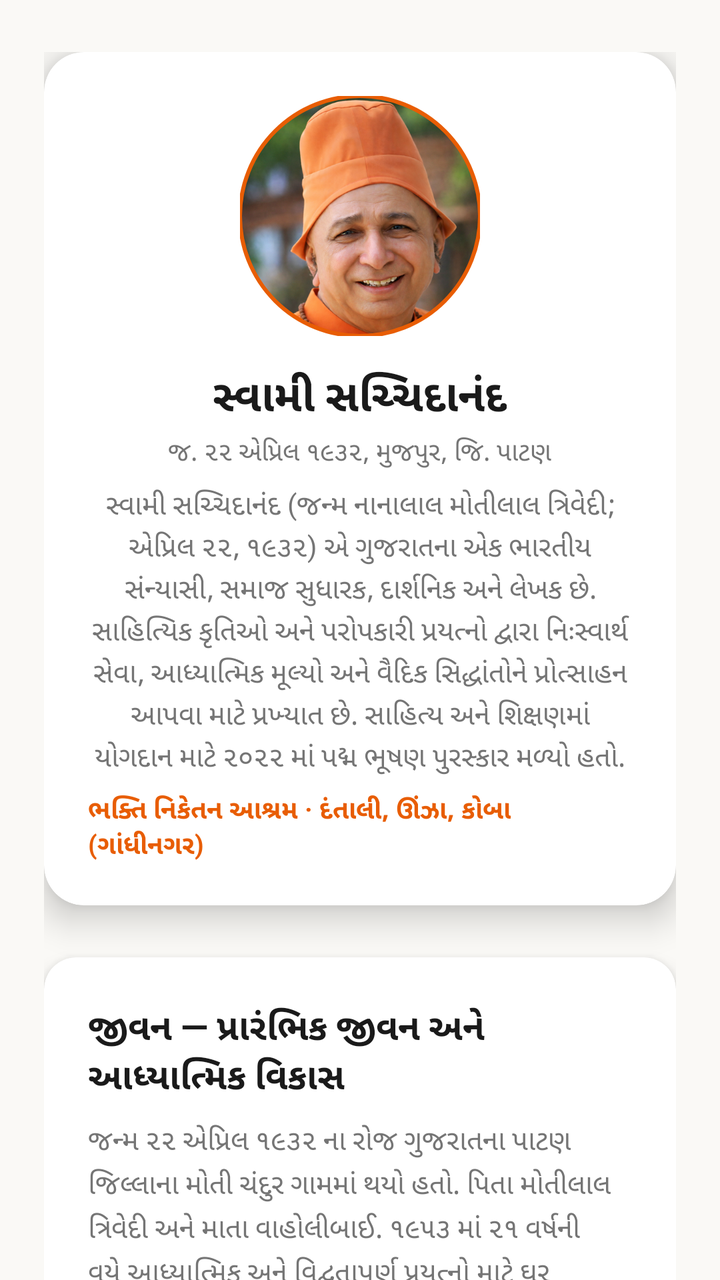
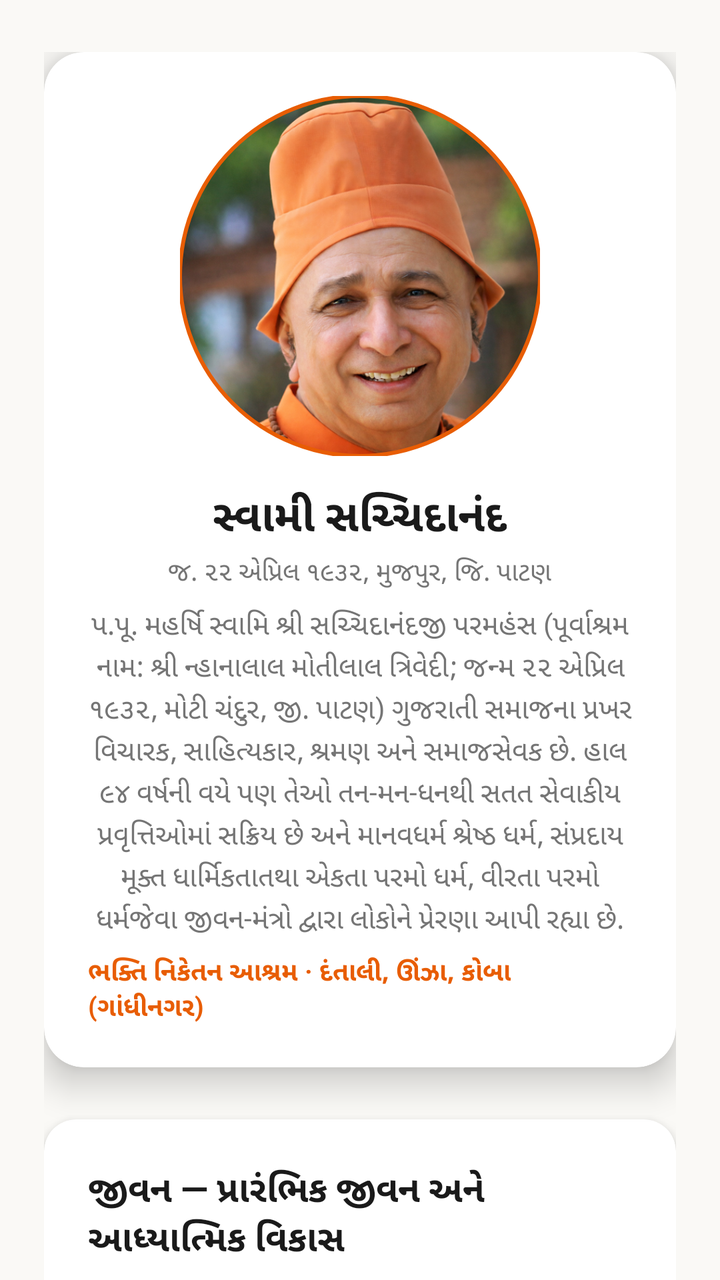

Compare the two renders of this Android layout. The source of the first and the diff that turns it into the second are given below.
<!-- AndroidManifest.xml: application theme Theme.Swami -->
<!-- res/layout/fragment_swami_info.xml -->
<?xml version="1.0" encoding="utf-8"?>
<androidx.core.widget.NestedScrollView xmlns:android="http://schemas.android.com/apk/res/android"
    xmlns:app="http://schemas.android.com/apk/res-auto"
    android:layout_width="match_parent"
    android:layout_height="match_parent"
    android:background="@color/background_light"
    android:fillViewport="true"
    android:overScrollMode="never"
    android:clipToPadding="false"
    android:paddingBottom="80dp">

    <LinearLayout
        android:layout_width="match_parent"
        android:layout_height="wrap_content"
        android:orientation="vertical"
        android:paddingStart="@dimen/spacing_large"
        android:paddingEnd="@dimen/spacing_large"
        android:paddingTop="@dimen/spacing_xlarge"
        android:paddingBottom="@dimen/spacing_xlarge">

        
        <com.google.android.material.card.MaterialCardView
            android:layout_width="match_parent"
            android:layout_height="wrap_content"
            android:layout_marginBottom="@dimen/spacing_xlarge"
            app:cardCornerRadius="20dp"
            app:cardElevation="10dp"
            app:cardBackgroundColor="@android:color/white">

            <LinearLayout
                android:layout_width="match_parent"
                android:layout_height="wrap_content"
                android:orientation="vertical"
                android:padding="@dimen/spacing_large">

                <com.google.android.material.imageview.ShapeableImageView
                    android:layout_width="120dp"
                    android:layout_height="120dp"
                    android:layout_gravity="center_horizontal"
                    android:src="@drawable/swami_avatar"
                    android:scaleType="centerCrop"
                    app:shapeAppearanceOverlay="@style/SwamiAvatarShape"
                    app:strokeColor="@color/deep_saffron"
                    app:strokeWidth="2dp"
                    android:contentDescription="@string/app_name" />

                <TextView
                    android:layout_width="wrap_content"
                    android:layout_height="wrap_content"
                    android:layout_gravity="center_horizontal"
                    android:layout_marginTop="@dimen/spacing_medium"
                    android:text="સ્વામી સચ્ચિદાનંદ"
                    android:textSize="22sp"
                    android:textStyle="bold"
                    android:textColor="?attr/text_primary" />

                <TextView
                    android:layout_width="wrap_content"
                    android:layout_height="wrap_content"
                    android:layout_gravity="center_horizontal"
                    android:layout_marginTop="4dp"
                    android:text="જ. ૨૨ એપ્રિલ ૧૯૩૨, મુજપુર, જિ. પાટણ"
                    android:textSize="13sp"
                    android:textColor="?attr/text_secondary" />

                <TextView
                    android:layout_width="wrap_content"
                    android:layout_height="wrap_content"
                    android:layout_gravity="center_horizontal"
                    android:layout_marginTop="8dp"
                    android:text="@string/swami_intro"
                    android:textSize="14sp"
                    android:textColor="?attr/text_secondary"
                    android:gravity="center"
                    android:lineSpacingExtra="2dp" />

                <TextView
                    android:layout_width="wrap_content"
                    android:layout_height="wrap_content"
                    android:layout_gravity="center_horizontal"
                    android:layout_marginTop="8dp"
                    android:text="ભક્તિ નિકેતન આશ્રમ · દંતાલી, ઊંઝા, કોબા (ગાંધીનગર)"
                    android:textSize="13sp"
                    android:textColor="@color/deep_saffron"
                    android:textStyle="bold" />
            </LinearLayout>
        </com.google.android.material.card.MaterialCardView>

        
        <com.google.android.material.card.MaterialCardView
            android:layout_width="match_parent"
            android:layout_height="wrap_content"
            android:layout_marginBottom="@dimen/spacing_large"
            app:cardCornerRadius="16dp"
            app:cardElevation="6dp"
            app:cardBackgroundColor="@android:color/white">

            <LinearLayout
                android:layout_width="match_parent"
                android:layout_height="wrap_content"
                android:orientation="vertical"
                android:padding="@dimen/spacing_large">

                <TextView
                    android:layout_width="wrap_content"
                    android:layout_height="wrap_content"
                    android:text="જીવન — પ્રારંભિક જીવન અને આધ્યાત્મિક વિકાસ"
                    android:textSize="18sp"
                    android:textStyle="bold"
                    android:textColor="?attr/text_primary" />

                <TextView
                    android:layout_width="wrap_content"
                    android:layout_height="wrap_content"
                    android:layout_marginTop="@dimen/spacing_small"
                    android:text="@string/swami_early_life"
                    android:textSize="14sp"
                    android:textColor="?attr/text_secondary"
                    android:lineSpacingExtra="3dp" />

                <TextView
                    android:layout_width="wrap_content"
                    android:layout_height="wrap_content"
                    android:layout_marginTop="@dimen/spacing_small"
                    android:text="@string/swami_early_life"
                    android:textSize="14sp"
                    android:textColor="?attr/text_secondary"
                    android:lineSpacingExtra="3dp" />

                <TextView
                    android:layout_width="wrap_content"
                    android:layout_height="wrap_content"
                    android:layout_marginTop="@dimen/spacing_small"
                    android:text="@string/swami_spiritual"
                    android:textSize="14sp"
                    android:textColor="?attr/text_secondary"
                    android:lineSpacingExtra="3dp" />
            </LinearLayout>
        </com.google.android.material.card.MaterialCardView>

        
        <com.google.android.material.card.MaterialCardView
            android:layout_width="match_parent"
            android:layout_height="wrap_content"
            android:layout_marginBottom="@dimen/spacing_large"
            app:cardCornerRadius="16dp"
            app:cardElevation="6dp"
            app:cardBackgroundColor="@android:color/white">

            <LinearLayout
                android:layout_width="match_parent"
                android:layout_height="wrap_content"
                android:orientation="vertical"
                android:padding="@dimen/spacing_large">

                <TextView
                    android:layout_width="wrap_content"
                    android:layout_height="wrap_content"
                    android:text="@string/swami_literature_title"
                    android:textSize="18sp"
                    android:textStyle="bold"
                    android:textColor="?attr/text_primary" />

                <TextView
                    android:layout_width="wrap_content"
                    android:layout_height="wrap_content"
                    android:layout_marginTop="@dimen/spacing_small"
                    android:text="@string/swami_literature"
                    android:textSize="14sp"
                    android:textColor="?attr/text_secondary"
                    android:lineSpacingExtra="3dp" />
            </LinearLayout>
        </com.google.android.material.card.MaterialCardView>

        
        <com.google.android.material.card.MaterialCardView
            android:layout_width="match_parent"
            android:layout_height="wrap_content"
            android:layout_marginBottom="@dimen/spacing_large"
            app:cardCornerRadius="16dp"
            app:cardElevation="6dp"
            app:cardBackgroundColor="@android:color/white">

            <LinearLayout
                android:layout_width="match_parent"
                android:layout_height="wrap_content"
                android:orientation="vertical"
                android:padding="@dimen/spacing_large">

                <TextView
                    android:layout_width="wrap_content"
                    android:layout_height="wrap_content"
                    android:text="@string/swami_awards_title"
                    android:textSize="18sp"
                    android:textStyle="bold"
                    android:textColor="?attr/text_primary" />

                <TextView
                    android:layout_width="wrap_content"
                    android:layout_height="wrap_content"
                    android:layout_marginTop="@dimen/spacing_small"
                    android:text="@string/swami_awards"
                    android:textSize="14sp"
                    android:textColor="?attr/text_secondary"
                    android:lineSpacingExtra="3dp" />
            </LinearLayout>
        </com.google.android.material.card.MaterialCardView>

        
        <com.google.android.material.card.MaterialCardView
            android:layout_width="match_parent"
            android:layout_height="wrap_content"
            app:cardCornerRadius="16dp"
            app:cardElevation="6dp"
            app:cardBackgroundColor="@android:color/white">

            <LinearLayout
                android:layout_width="match_parent"
                android:layout_height="wrap_content"
                android:orientation="vertical"
                android:padding="@dimen/spacing_large">

                <TextView
                    android:layout_width="wrap_content"
                    android:layout_height="wrap_content"
                    android:text="@string/swami_philosophy_title"
                    android:textSize="18sp"
                    android:textStyle="bold"
                    android:textColor="?attr/text_primary" />

                <TextView
                    android:layout_width="wrap_content"
                    android:layout_height="wrap_content"
                    android:layout_marginTop="@dimen/spacing_small"
                    android:text="@string/swami_philosophy"
                    android:textSize="14sp"
                    android:textColor="?attr/text_secondary"
                    android:lineSpacingExtra="3dp" />

                <TextView
                    android:layout_width="wrap_content"
                    android:layout_height="wrap_content"
                    android:layout_marginTop="12dp"
                    android:text="સ્રોત: ગુજરાતી વિશ્વકોશ"
                    android:textSize="12sp"
                    android:textColor="?android:attr/textColorTertiary"
                    android:fontStyle="italic" />
            </LinearLayout>
        </com.google.android.material.card.MaterialCardView>

        
        <com.google.android.material.card.MaterialCardView
            android:layout_width="match_parent"
            android:layout_height="wrap_content"
            android:layout_marginBottom="@dimen/spacing_large"
            app:cardCornerRadius="16dp"
            app:cardElevation="6dp"
            app:cardBackgroundColor="@android:color/white">

            <LinearLayout
                android:layout_width="match_parent"
                android:layout_height="wrap_content"
                android:orientation="vertical"
                android:padding="@dimen/spacing_large">

                <TextView
                    android:layout_width="wrap_content"
                    android:layout_height="wrap_content"
                    android:text="@string/swami_social_title"
                    android:textSize="18sp"
                    android:textStyle="bold"
                    android:textColor="?attr/text_primary" />

                <TextView
                    android:layout_width="wrap_content"
                    android:layout_height="wrap_content"
                    android:layout_marginTop="@dimen/spacing_small"
                    android:text="@string/swami_social"
                    android:textSize="14sp"
                    android:textColor="?attr/text_secondary"
                    android:lineSpacingExtra="3dp" />
            </LinearLayout>
        </com.google.android.material.card.MaterialCardView>

        
        <com.google.android.material.card.MaterialCardView
            android:layout_width="match_parent"
            android:layout_height="wrap_content"
            app:cardCornerRadius="16dp"
            app:cardElevation="6dp"
            app:cardBackgroundColor="@android:color/white">

            <LinearLayout
                android:layout_width="match_parent"
                android:layout_height="wrap_content"
                android:orientation="vertical"
                android:padding="@dimen/spacing_large">

                <TextView
                    android:layout_width="wrap_content"
                    android:layout_height="wrap_content"
                    android:text="@string/swami_legacy_title"
                    android:textSize="18sp"
                    android:textStyle="bold"
                    android:textColor="?attr/text_primary" />

                <TextView
                    android:layout_width="wrap_content"
                    android:layout_height="wrap_content"
                    android:layout_marginTop="@dimen/spacing_small"
                    android:text="@string/swami_legacy"
                    android:textSize="14sp"
                    android:textColor="?attr/text_secondary"
                    android:lineSpacingExtra="3dp" />
            </LinearLayout>
        </com.google.android.material.card.MaterialCardView>

    </LinearLayout>
</androidx.core.widget.NestedScrollView>
<!-- resources referenced by this layout -->
<resources>
  <string name="swami_awards">• પદ્મ ભૂષણ (૨૦૨૨) — સાહિત્ય અને શિક્ષણમાં યોગદાન\n• નર્મદ સુવર્ણ ચંદ્રક — મારા અનુભવો માટે (૧૯૮૬)\n• સંસાર રામાયણ માટે અરવિંદ ગોલ્ડ મેડલ\n• દધીચિ ઍવૉર્ડ, ગુજરાત પત્રકાર સંઘ ઍવૉર્ડ\n• ગુજરાતી સાહિત્ય પરિષદ તથા અકાદમી પારિતોષિકો</string>
  <string name="swami_awards_title">એવોર્ડ અને સન્માન</string>
  <string name="swami_early_life">જન્મ ૨૨ એપ્રિલ ૧૯૩૨ ના રોજ ગુજરાતના પાટણ જિલ્લાના મોતી ચંદુર ગામમાં થયો હતો. પિતા મોતીલાલ ત્રિવેદી અને માતા વાહોલીબાઈ. ૧૯૫૩ માં ૨૧ વર્ષની વયે આધ્યાત્મિક અને વિદ્વતાપૂર્ણ પ્રયત્નો માટે ઘર છોડ્યું. ૧૯૬૬ માં વારાણસી સંસ્કૃત યુનિવર્સિટીમાંથી વેદાંતાચાર્યની ડિગ્રી મેળવી.</string>
  <string name="swami_intro">સ્વામી સચ્ચિદાનંદ (જન્મ નાનાલાલ મોતીલાલ ત્રિવેદી; એપ્રિલ ૨૨, ૧૯૩૨) એ ગુજરાતના એક ભારતીય સંન્યાસી, સમાજ સુધારક, દાર્શનિક અને લેખક છે. સાહિત્યિક કૃતિઓ અને પરોપકારી પ્રયત્નો દ્વારા નિઃસ્વાર્થ સેવા, આધ્યાત્મિક મૂલ્યો અને વૈદિક સિદ્ધાંતોને પ્રોત્સાહન આપવા માટે પ્રખ્યાત છે. સાહિત્ય અને શિક્ષણમાં યોગદાન માટે ૨૦૨૨ માં પદ્મ ભૂષણ પુરસ્કાર મળ્યો હતો.</string>
  <string name="swami_legacy">ભક્તિ નિકેતન આશ્રમ પાંચ દાયકાથી શિક્ષણ, આરોગ્યસંભાળ અને આપત્તિ રાહતમાં સક્રિય. સ્વામી સચ્ચિદાનંદ પોલિટેકનિક કોલેજ, મહર્ષિ કનદ ગુરુકુળ જેવી સંસ્થાઓ. ૧૬૦૦ થી વધુ રેકોર્ડ કરેલા પ્રવચનો. ૨૦૨૫ સુધીમાં ૯૩ વર્ષની ઉંમરે પણ સક્રિય હાજરી.</string>
  <string name="swami_legacy_title">વારસો અને પ્રભાવ</string>
  <string name="swami_literature">૮૦ થી વધુ પુસ્તકો — આધ્યાત્મિક ફિલસૂફી, વેદાંત વિશ્લેષણ, પ્રવાસવર્ણનો, ભાષ્યો. આત્મકથા મારા અનુભવો (૧૯૮૬) નર્મદ સુવર્ણ ચંદ્રક પુરસ્કાર. ભારતીય દર્શનો, વેદાંત સમીક્ષા, સંસાર રામાયણ, વિષ્ણુસહસ્રનામ જેવા ગ્રંથો. ૧૯૮૮ થી સંદેશમાં સાપ્તાહિક કટારલેખન.</string>
  <string name="swami_literature_title">સાહિત્યિક યોગદાન</string>
  <string name="swami_philosophy">અદ્વૈત વેદાંતમાં આધારિત મૂળ સિદ્ધાંતો. ભગવદ્ ગીતા અને ઉપનિષદનાં અર્થઘટનમાં આત્મ-તપાસ અને અનાસક્તિ પર ભાર. સૂત્ર: વીરતા પરમો ધર્મ — હિંમત એ સર્વોચ્ચ ફરજ છે. આંધળી શ્રદ્ધા અને ચમત્કારોને નાબૂદ કરવા, તર્કસંગત તપાસ અને પ્રયોગમૂલક વાસ્તવિકતા પર ભાર.</string>
  <string name="swami_philosophy_title">ફિલસૂફી અને ઉપદેશો</string>
  <string name="swami_social">આપત્તિ રાહત પ્રયાસો, કોવિડ લોકડાઉન દરમિયાન સ્થળાંતર કામદારોને સહાય. આંધળી શ્રદ્ધા નાબૂદ, વૈજ્ઞાનિક સ્વભાવ પર ભાર. નર્મદા શાંતિ કૂચ જેવી ચળવળોમાં ભાગ. સંપ્રદાયમુક્ત માનવતાવાદને પ્રોત્સાહન.</string>
  <string name="swami_social_title">સામાજિક અને માનવતાવાદી પ્રયાસો</string>
  <string name="swami_spiritual">કુંભ મેળાની સભા દરમિયાન બ્રહ્મચર્ય દીક્ષા સ્વીકારી. પાછળથી ગુરુ સ્વામી મુક્તાનંદજી પરમહંસ પાસેથી સંન્યાસ દીક્ષા મેળવી. ૧૯૬૯ માં ગુજરાતના દંતાલી ગામમાં શ્રી ભક્તિ નિકેતન આશ્રમની સ્થાપના કરી. આશ્રમમાં વૃદ્ધાશ્રમ, રાહત ક્લિનિક્સ, મફત ભોજન સદાવ્રત, પુસ્તકાલયો અને કૃષિ પહેલનો સમાવેશ થાય છે.</string>
  <style name="Theme.Swami" parent="Theme.MaterialComponents.DayNight.NoActionBar">
          
          <item name="colorPrimary">@color/bhagva</item>
          <item name="colorPrimaryVariant">@color/bhagva_dark</item>
          <item name="colorOnPrimary">@color/white</item>
          
          <item name="colorSecondary">@color/bhagva</item>
          <item name="colorSecondaryVariant">@color/bhagva_dark</item>
          <item name="colorOnSecondary">@color/white</item>
          
          <item name="android:statusBarColor">?attr/colorPrimaryVariant</item>
          
          <item name="android:windowBackground">@color/background_light</item>
          
          <item name="background_light">@color/background_light</item>
          <item name="card_background">@color/card_background</item>
          <item name="text_primary">@color/text_primary</item>
          <item name="text_secondary">@color/text_secondary</item>
          
      </style>
  <!-- unchanged entries left out for length: 15 -->
</resources>

<!-- the commit's change to res/layout/fragment_swami_info.xml (unified diff, before → after) -->
@@ -20,6 +20,7 @@
 
         
         <com.google.android.material.card.MaterialCardView
+            android:id="@+id/swami_info_header_card"
             android:layout_width="match_parent"
             android:layout_height="wrap_content"
             android:layout_marginBottom="@dimen/spacing_xlarge"
@@ -27,22 +28,47 @@
             app:cardElevation="10dp"
             app:cardBackgroundColor="@android:color/white">
 
-            <LinearLayout
-                android:layout_width="match_parent"
-                android:layout_height="wrap_content"
-                android:orientation="vertical"
-                android:padding="@dimen/spacing_large">
-
-                <com.google.android.material.imageview.ShapeableImageView
-                    android:layout_width="120dp"
-                    android:layout_height="120dp"
-                    android:layout_gravity="center_horizontal"
-                    android:src="@drawable/swami_avatar"
-                    android:scaleType="centerCrop"
-                    app:shapeAppearanceOverlay="@style/SwamiAvatarShape"
-                    app:strokeColor="@color/deep_saffron"
-                    app:strokeWidth="2dp"
-                    android:contentDescription="@string/app_name" />
+        <LinearLayout
+            android:layout_width="match_parent"
+            android:layout_height="wrap_content"
+            android:orientation="vertical"
+            android:padding="@dimen/spacing_large">
+
+                
+                <FrameLayout
+                    android:layout_width="match_parent"
+                    android:layout_height="180dp"
+                    android:layout_gravity="center_horizontal">
+
+                    <com.google.android.material.imageview.ShapeableImageView
+                        android:id="@+id/swami_info_first_photo"
+                        android:layout_width="180dp"
+                        android:layout_height="180dp"
+                        android:layout_gravity="center_horizontal"
+                        android:src="@drawable/swami_avatar"
+                        android:scaleType="centerCrop"
+                        app:shapeAppearanceOverlay="@style/SwamiAvatarShape"
+                        app:strokeColor="@color/deep_saffron"
+                        app:strokeWidth="2dp"
+                        android:contentDescription="@string/app_name" />
+
+                    <com.google.android.material.card.MaterialCardView
+                        android:id="@+id/swami_info_slideshow_card"
+                        android:layout_width="180dp"
+                        android:layout_height="180dp"
+                        android:layout_gravity="center_horizontal"
+                        android:visibility="gone"
+                        app:cardCornerRadius="90dp"
+                        app:strokeColor="@color/deep_saffron"
+                        app:strokeWidth="2dp">
+
+                        <androidx.viewpager2.widget.ViewPager2
+                            android:id="@+id/swami_info_photo_slideshow"
+                            android:layout_width="match_parent"
+                            android:layout_height="match_parent"
+                            android:contentDescription="Swami photo slideshow" />
+                    </com.google.android.material.card.MaterialCardView>
+                </FrameLayout>
 
                 <TextView
                     android:layout_width="wrap_content"
@@ -83,8 +109,8 @@
                     android:textSize="13sp"
                     android:textColor="@color/deep_saffron"
                     android:textStyle="bold" />
-            </LinearLayout>
-        </com.google.android.material.card.MaterialCardView>
+        </LinearLayout>
+    </com.google.android.material.card.MaterialCardView>
 
         
         <com.google.android.material.card.MaterialCardView
@@ -315,5 +341,69 @@
             </LinearLayout>
         </com.google.android.material.card.MaterialCardView>
 
+        
+        <include
+            android:id="@+id/book_order_include_swami"
+            layout="@layout/layout_book_order_contact"
+            android:layout_width="match_parent"
+            android:layout_height="wrap_content"
+            android:layout_marginTop="@dimen/spacing_large"
+            android:layout_marginBottom="@dimen/spacing_small" />
+
+        
+        <TextView
+            android:id="@+id/swami_view_more_photos"
+            android:layout_width="match_parent"
+            android:layout_height="wrap_content"
+            android:layout_marginStart="@dimen/spacing_large"
+            android:layout_marginEnd="@dimen/spacing_large"
+            android:layout_marginBottom="@dimen/spacing_large"
+            android:gravity="center"
+            android:paddingTop="12dp"
+            android:paddingBottom="12dp"
+            android:text="📷 બધા ફોટા જોવા માટે અહીં ક્લિક કરો"
+            android:textSize="15sp"
+            android:textColor="?attr/colorPrimary"
+            android:textStyle="bold"
+            android:clickable="true"
+            android:focusable="true"
+            android:background="?attr/selectableItemBackground" />
+
+        
+        <com.google.android.gms.ads.AdView
+            android:id="@+id/swami_bottom_banner"
+            android:layout_width="match_parent"
+            android:layout_height="wrap_content"
+            android:layout_marginTop="@dimen/spacing_large"
+            android:layout_marginBottom="@dimen/spacing_xlarge"
+            android:visibility="gone"
+            app:adSize="BANNER"
+            app:adUnitId="ca-app-pub-7592986107944664/4541738286" />
+
     </LinearLayout>
 </androidx.core.widget.NestedScrollView>
+<!-- res/layout/layout_book_order_contact.xml (included above) -->
+<?xml version="1.0" encoding="utf-8"?>
+<com.google.android.material.card.MaterialCardView xmlns:android="http://schemas.android.com/apk/res/android"
+    xmlns:app="http://schemas.android.com/apk/res-auto"
+    android:layout_width="match_parent"
+    android:layout_height="wrap_content"
+    android:layout_marginBottom="20dp"
+    app:cardCornerRadius="16dp"
+    app:cardElevation="6dp"
+    app:cardBackgroundColor="@android:color/white">
+
+    <TextView
+        android:id="@+id/book_order_store_link"
+        android:layout_width="match_parent"
+        android:layout_height="wrap_content"
+        android:padding="20dp"
+        android:text="📚 બધા પુસ્તકો ખરીદવા માટે અહીં ક્લિક કરો"
+        android:textSize="15sp"
+        android:textStyle="bold"
+        android:textColor="?attr/colorPrimary"
+        android:gravity="center"
+        android:background="?attr/selectableItemBackground"
+        android:clickable="true"
+        android:focusable="true" />
+</com.google.android.material.card.MaterialCardView>
<!-- resource entries referenced after the edit -->
@@ -1,18 +1,18 @@
 <!-- resources referenced by this layout -->
 <resources>
-  <string name="swami_awards">• પદ્મ ભૂષણ (૨૦૨૨) — સાહિત્ય અને શિક્ષણમાં યોગદાન\n• નર્મદ સુવર્ણ ચંદ્રક — મારા અનુભવો માટે (૧૯૮૬)\n• સંસાર રામાયણ માટે અરવિંદ ગોલ્ડ મેડલ\n• દધીચિ ઍવૉર્ડ, ગુજરાત પત્રકાર સંઘ ઍવૉર્ડ\n• ગુજરાતી સાહિત્ય પરિષદ તથા અકાદમી પારિતોષિકો</string>
-  <string name="swami_awards_title">એવોર્ડ અને સન્માન</string>
-  <string name="swami_early_life">જન્મ ૨૨ એપ્રિલ ૧૯૩૨ ના રોજ ગુજરાતના પાટણ જિલ્લાના મોતી ચંદુર ગામમાં થયો હતો. પિતા મોતીલાલ ત્રિવેદી અને માતા વાહોલીબાઈ. ૧૯૫૩ માં ૨૧ વર્ષની વયે આધ્યાત્મિક અને વિદ્વતાપૂર્ણ પ્રયત્નો માટે ઘર છોડ્યું. ૧૯૬૬ માં વારાણસી સંસ્કૃત યુનિવર્સિટીમાંથી વેદાંતાચાર્યની ડિગ્રી મેળવી.</string>
-  <string name="swami_intro">સ્વામી સચ્ચિદાનંદ (જન્મ નાનાલાલ મોતીલાલ ત્રિવેદી; એપ્રિલ ૨૨, ૧૯૩૨) એ ગુજરાતના એક ભારતીય સંન્યાસી, સમાજ સુધારક, દાર્શનિક અને લેખક છે. સાહિત્યિક કૃતિઓ અને પરોપકારી પ્રયત્નો દ્વારા નિઃસ્વાર્થ સેવા, આધ્યાત્મિક મૂલ્યો અને વૈદિક સિદ્ધાંતોને પ્રોત્સાહન આપવા માટે પ્રખ્યાત છે. સાહિત્ય અને શિક્ષણમાં યોગદાન માટે ૨૦૨૨ માં પદ્મ ભૂષણ પુરસ્કાર મળ્યો હતો.</string>
-  <string name="swami_legacy">ભક્તિ નિકેતન આશ્રમ પાંચ દાયકાથી શિક્ષણ, આરોગ્યસંભાળ અને આપત્તિ રાહતમાં સક્રિય. સ્વામી સચ્ચિદાનંદ પોલિટેકનિક કોલેજ, મહર્ષિ કનદ ગુરુકુળ જેવી સંસ્થાઓ. ૧૬૦૦ થી વધુ રેકોર્ડ કરેલા પ્રવચનો. ૨૦૨૫ સુધીમાં ૯૩ વર્ષની ઉંમરે પણ સક્રિય હાજરી.</string>
-  <string name="swami_legacy_title">વારસો અને પ્રભાવ</string>
-  <string name="swami_literature">૮૦ થી વધુ પુસ્તકો — આધ્યાત્મિક ફિલસૂફી, વેદાંત વિશ્લેષણ, પ્રવાસવર્ણનો, ભાષ્યો. આત્મકથા મારા અનુભવો (૧૯૮૬) નર્મદ સુવર્ણ ચંદ્રક પુરસ્કાર. ભારતીય દર્શનો, વેદાંત સમીક્ષા, સંસાર રામાયણ, વિષ્ણુસહસ્રનામ જેવા ગ્રંથો. ૧૯૮૮ થી સંદેશમાં સાપ્તાહિક કટારલેખન.</string>
-  <string name="swami_literature_title">સાહિત્યિક યોગદાન</string>
-  <string name="swami_philosophy">અદ્વૈત વેદાંતમાં આધારિત મૂળ સિદ્ધાંતો. ભગવદ્ ગીતા અને ઉપનિષદનાં અર્થઘટનમાં આત્મ-તપાસ અને અનાસક્તિ પર ભાર. સૂત્ર: વીરતા પરમો ધર્મ — હિંમત એ સર્વોચ્ચ ફરજ છે. આંધળી શ્રદ્ધા અને ચમત્કારોને નાબૂદ કરવા, તર્કસંગત તપાસ અને પ્રયોગમૂલક વાસ્તવિકતા પર ભાર.</string>
-  <string name="swami_philosophy_title">ફિલસૂફી અને ઉપદેશો</string>
-  <string name="swami_social">આપત્તિ રાહત પ્રયાસો, કોવિડ લોકડાઉન દરમિયાન સ્થળાંતર કામદારોને સહાય. આંધળી શ્રદ્ધા નાબૂદ, વૈજ્ઞાનિક સ્વભાવ પર ભાર. નર્મદા શાંતિ કૂચ જેવી ચળવળોમાં ભાગ. સંપ્રદાયમુક્ત માનવતાવાદને પ્રોત્સાહન.</string>
-  <string name="swami_social_title">સામાજિક અને માનવતાવાદી પ્રયાસો</string>
-  <string name="swami_spiritual">કુંભ મેળાની સભા દરમિયાન બ્રહ્મચર્ય દીક્ષા સ્વીકારી. પાછળથી ગુરુ સ્વામી મુક્તાનંદજી પરમહંસ પાસેથી સંન્યાસ દીક્ષા મેળવી. ૧૯૬૯ માં ગુજરાતના દંતાલી ગામમાં શ્રી ભક્તિ નિકેતન આશ્રમની સ્થાપના કરી. આશ્રમમાં વૃદ્ધાશ્રમ, રાહત ક્લિનિક્સ, મફત ભોજન સદાવ્રત, પુસ્તકાલયો અને કૃષિ પહેલનો સમાવેશ થાય છે.</string>
+  <string name="swami_awards">• પદ્મભૂષણ (૨૦૨૨) – સાહિત્ય તેમજ શિક્ષણ ક્ષેત્રે વિશિષ્ટ યોગદાન બદલ ભારત સરકાર દ્વારા રાષ્ટ્રીય સન્માન.\n• "મારા અનુભવો" માટે કાકાસાહેબ કાલેલકર પારિતોષિક, નર્મદ ચંદ્રક તથા ગુજરાત સાહિત્ય અકાદમીના પારિતોષિકો.\n• "સંસાર રામાયણ" અને "શ્રી કૃષ્ણલીલા રહસ્ય"ને માટે શ્રી અરવિંદ સુવર્ણ ચંદ્રક (ગુજરાતી સાહિત્ય પરિષદ).\n• "વેદાન્ત સમીક્ષા" સહિતના ગ્રંથોને ગુજરાતી સાહિત્ય પરિષદ તથા અન્ય સંસ્થાઓના પુરસ્કારો.\n• દધીચિ એવોર્ડ, આનર્ત એવોર્ડ, શ્રી ગોન્ધિયા એવોર્ડ, પત્રકાર સંઘના પુરસ્કારો વગેરે – માનવસેવા અને નિડર વૈચારિક લેખન માટે સ્વીકૃતિ રૂપે મળેલા અગણિત સન્માન.</string>
+  <string name="swami_awards_title">સન્માન અને પુરસ્કારો</string>
+  <string name="swami_early_life">જન્મ તારીખ: ૨૨ એપ્રિલ ૧૯૩૨ (ચૈત્ર વદ બીજ), જન્મસ્થળ: મોટી ચંદુર, જી. પાટણ. વતન: મુંજપુર. પિતાશ્રી: સ્વ. શ્રી મોતીલાલ ત્રિવેદી, માતાશ્રી: સ્વ. શ્રી વહાલીબેન ત્રિવેદી. પૂર્વાશ્રમમાં ન્હાનાલાલ એમ. ત્રિવેદી તરીકે રાધનપુર અને બીલીમોરામાં નોકરી કરતાં હતાં.\n\n૧૯૫૩માં ૨૧ વર્ષની ઉંમરે બીલીમોરાથી પગપાળા ગૃહત્યાગ કરીને ભારતભરના અનેક પ્રદેશોમાં ચરણયાત્રા કરી; પગે ચાલતાં પોણા ભાગનું ભારત ભ્રમણ કર્યું. સંન્યાસી જીવનની પ્રથમ રાત ભીખારીઓ વચ્ચે સુરતની ધર્મશાળામાં વિતાવી. ૧૯૫૪માં પ્રયાગરાજના કુંભમેળામાં બ્રહ્મચર્ય દીક્ષા લીધી. ૧૯૫૫થી વૃંદાવનમાં લઘુકૌમુદી જેવા ગ્રંથોનો અભ્યાસ કર્યો અને ત્યારબાદ કાશીમાં લગભગ બાર વર્ષ સુધી ગહન અધ્યયન ચાલ્યું. ૧૯૬૬માં વારાણસી સંસ્કૃત યુનિવર્સિટીમાંથી "વેદાન્તાચાર્ય"ની પદવી સુવર્ણ ચંદ્રક સાથે પ્રાપ્ત કરી.</string>
+  <string name="swami_intro">પ.પૂ. મહર્ષિ સ્વામિ શ્રી સચ્ચિદાનંદજી પરમહંસ (પૂર્વાશ્રમ નામ: શ્રી ન્હાનાલાલ મોતીલાલ ત્રિવેદી; જન્મ ૨૨ એપ્રિલ ૧૯૩૨, મોટી ચંદુર, જી. પાટણ) ગુજરાતી સમાજના પ્રખર વિચારક, સાહિત્યકાર, શ્રમણ અને સમાજસેવક છે. હાલ ૯૪ વર્ષની વયે પણ તેઓ તન‑મન‑ધનથી સતત સેવાકીય પ્રવૃત્તિઓમાં સક્રિય છે અને "માનવધર્મ શ્રેષ્ઠ ધર્મ", "સંપ્રદાય મૂક્ત ધાર્મિકતા" તથા "એકતા પરમો ધર્મ, વીરતા પરમો ધર્મ" જેવા જીવન‑મંત્રો દ્વારા લોકોને પ્રેરણા આપી રહ્યા છે.</string>
+  <string name="swami_legacy">શ્રી ભક્તિ નિકેતન આશ્રમ, દંતાલી સહિત ઊંઝા અને કોબાના આશ્રમોમાં વૃદ્ધાશ્રમ, શિક્ષણ, આરોગ્ય, સદાવ્રત, પાણી‑પ્રકલ્પો, ચેકડેમ અને તળાવો ઊંડા કરાવવાની યોજનાઓ દ્વારા હજારો લોકોના જીવનમાં ઉજાસ આવ્યો છે. સરદાર સરોવર ડેમની પૂર્ણાહુતિ અને "સ્ટેચ્યુ ઑફ યુનિટી" પ્રોજેક્ટ માટે તેમણે તન‑મન‑ધનથી સહભાગી રહી ઇતિહાસ રચ્યો.\n\nવિદેશયાત્રાઓ, ગ્રંથસૃષ્ટિ, પ્રવચનો અને સેવાકાર્યો દ્વારા તેમણે માનવધર્મને જીવંત બનાવ્યો છે. આજ (૨૦૨૫) સુધી ૯૪ વર્ષની વયે પણ પૂજ્ય સ્વામીજી સાદાઈપૂર્વક, સાધુવ્રત જીવન જીવીને લાકડાની સામાન્ય પાટ પર આરામ કરે છે, પોતાના માટે વિશેષ સુખસગવડો સ્વીકારતા નથી અને દર વર્ષે કરોડો રૂપિયાનું દાન આપી "માનવતા જ શ્રેષ્ઠ ધર્મ છે" એમને જીવનથી સાબિત કરી રહ્યા છે.</string>
+  <string name="swami_legacy_title">વારસો અને આજની પ્રેરણા</string>
+  <string name="swami_literature">પૂજ્ય સ્વામીજીએ ૧૫૦થી વધુ મૂળ પુસ્તકો તથા સંકલનો રચ્યાં છે, જેઓમાં "ભારતીય દર્શનો", "વેદાન્ત સમીક્ષા", "મારા અનુભવો", "ચાલો, અભિગમ બદલીએ", "નવા વિચારો", "સંસાર રામાયણ", "શ્રી કૃષ્ણલીલા રહસ્ય", "પૃથ્વી પ્રદિક્ષણા" વગેરે ખાસ નોંધપાત્ર છે. તેમના ગ્રંથોનો હિન્દી, અંગ્રેજી, મરાઠી સહિત ઘણી ભાષાઓમાં અનુવાદ થયો છે. ૭૦૦૦થી વધુ પ્રવચનો દ્વારા દેશ‑વિદેશમાં તેઓએ વૈચારિક જાગૃતિ લાવી છે.</string>
+  <string name="swami_literature_title">સાહિત્યિક સૃષ્ટિ</string>
+  <string name="swami_philosophy">પૂજ્ય સ્વામીજીની વૈચારિક સૃષ્ટિ અત્યંત નિડર, તર્કાધારિત અને સંપ્રદાયમુક્ત છે. તેમની કેટલીક મુખ્ય માન્યતાઓનો સંક્ષિપ્ત સાર આ પ્રમાણે છે:\n\n(1) સાધુ‑સંસ્થા પરાવલંબી ન થાય એ માટે કોઈને દીક્ષા આપે નહીં; પોતાનો અલગ સંપ્રદાય કે પરિવાર રચ્યો નથી.\n(2) અખંડ બ્રહ્મચર્યને કુદરતવિરુદ્ધ માને છે; અતિરેક તપશ્ચર્યાની જગ્યાએ સમતોલ જીવન પર ભાર મૂકે છે.\n(3) "મોક્ષ"ને માત્ર કલ્પના ગણી વર્તમાન જીવનમાં સત્ય, સેવા અને ભક્તિને જ પરમાર્થ માને છે.\n(4) ઉઘરાણાંથી દૂર રહી સહજ દાન સીધા માનવતાની સેવા તરફ વળવું જોઈએ એવું શિખવે છે.\n(5) વ્યક્તિ‑પૂજા કરતા પરમેશ્વર‑પૂજાનો આગ્રહ રાખે છે; સંપ્રદાયમુક્ત ધાર્મિકતા દ્વારા સમાજમાં વિશાળતા આવે છે એવી તેમની માન્યતા છે.\n(6) વર્ણવ્યવસ્થાને ભારતની અધોગતિનું એક મૂળ કારણ માને છે અને હરિજન‑દલિતોને આશ્રમમાં માનભેર સ્થાન આપીને જીવંત ઉદાહરણ ઉભું કર્યું છે.\n(7) કુંડલિની, શક્તિપાત, સાક્ષાત્કાર જેવા ચમત્કારવાદને સ્વીકારતા નથી; પુનર્જન્મ અને ચોરાશી લાખ યોનિ જેવી લોકકલ્પનાઓને પણ પ્રશ્નાગ્રસ્ત દ્રષ્ટિથી જુએ છે.\n(8) પ્રારબ્ધવાદ અને કઠોર કર્મસિદ્ધાંતને બદલે જાગૃત જવાબદારી સ્વીકારનાર વાસ્તવવાદી જીવનમાર્ગ શિખવે છે.\n(9) એકેશ્વરવાદી હોવાથી એક જ પરમાત્માની વિવિધ રૂપમાં ઉપાસના શક્ય ગણે છે; સામગ્રી વિનાની, સરળ પ્રાર્થના‑ઉપાસના હિતકારી માને છે.\n(10) ચુસ્ત શાકાહારી છે, પરંતુ માત્ર માંસાહારથી વ્યક્તિ દુષ્ટ બની જાય એવું તેઓ સ્વીકારતા નથી; ડુંગળી અને લસણને ઉત્તમ ઔષધિ માને છે.\n(11) માનવ‑એકતાના હિમાયતી છે; હિંદુ એકતાને ભંગ કરતી સંપ્રદાયવાદી દીવાલો દૂર કરવાની જરૂર માને છે.\n(12) મંદિરોનું વ્યાપારીકરણ ન થઈ, ત્યાં સૌ માટે સમાનતા રહે અને તેમાં ઇષ્ટદેવની મૂર્તિ હોય, વ્યક્તિની નહિ – એવી તેમની સ્પષ્ટ મંતવ્ય છે.\n(13) પરમેશ્વરનો કોઈ અવતાર થતો નથી; બ્રહ્મ અને જગત બંને સત્ય છે; માનવતા જ શ્રેષ્ઠ ધર્મ છે – એવો સંદેશ તેઓ સતત આપે છે.</string>
+  <string name="swami_philosophy_title">વૈચારિક દૃષ્ટિ અને ઉપદેશો</string>
+  <string name="swami_social">પ.પૂ. સ્વામીજી દ્વારા છેલ્લા અનેક દાયકાઓથી દેશ‑વિદેશમાં વિશાળ પ્રમાણમાં સેવાકીય કાર્ય થયું છે. દર મહિને ટીબી પીડિતોને સંપૂર્ણ રાશન કીટ, દવાઓ તથા પૌષ્ટિક આહાર આપવામાં આવે છે. વર્ષ ૨૦૨૫માં પૂજ્ય સ્વામીજીનાં પુસ્તકોનાં સેટ બનાસકાંઠા સહિત ગુજરાતની લાઇબ્રેરી ધરાવતી શાળાઓ અને હાઇસ્કૂલને સંપૂર્ણ મફત આપવામાં આવ્યાં, જેના મૂલ્ય લાખો રૂપિયામાં થાય છે.\n\nકચ્છભૂકંપ દરમિયાન રાપર વિસ્તારમાં રાહત કેમ્પ અને રસોડાં, અનેક તળાવોને ઊંડા કરાવવાનું, ચેકડેમ બાંધવા ગામોને આર્થિક સહયોગ, અનેક શાળાઓના વર્ગખંડો નિર્માણ, વૃદ્ધાશ્રમો, રાહત દવાખાનાં, સદાવ્રત, ધાબળાં‑કપડાં‑અનાજ વિતરણ જેવી સેવાઓ સતત ચાલી રહી છે. લૉકડાઉન સમય અને ત્યારબાદ હજારો પરિવારોને સંપૂર્ણ રાશન કીટ તેમજ અનાજનું વારંવાર વિતરણ કરાયું. કૉવિડ‑૧૯ના બીજા વેવ દરમિયાન પેટલાદ સિવિલ હોસ્પિટલમાં ઓક્સિજન પ્લાન્ટ ઊભો કરવા માટે તેમણે રૂપિયા ૩૫,૦૦,૦૦૦નું દાન આપીને માનવતાનું ઉદ્દાત ઉદાહરણ પૂરું પાડ્યું.</string>
+  <string name="swami_social_title">સેવાકીય અને માનવતાવાદી કાર્ય</string>
+  <string name="swami_spiritual">૧૯૫૬માં પંજાબના ફીરોઝપુરમાં પૂજ્ય સ્વામી શ્રી મુક્તાનંદજી પરમહંસ પાસેથી સંન્યાસદીક્ષા મેળવી. અમરનાથ યાત્રા ત્રણ વાર કરી, ૧૯૬૮માં સંપૂર્ણ ભારતયાત્રા કરી અને ત્યારબાદ અનેક દેશોના પ્રવાસો દ્વારા તુલનાત્મક અભ્યાસ કર્યો.\n\n૧૯૬૯માં દંતાલી (તા. પેટલાદ, જી. આનંદ) ખાતે શ્રી ભક્તિ નિકેતન આશ્રમની સ્થાપના કરી; ત્યારબાદ ઊંઝા અને કોબા‑ગાંધીનગરમાં પણ આશ્રમો ઉભા થયા. શ્રી ભક્તિ નિકેતન આશ્રમ ટ્રસ્ટ હેઠળ વૃદ્ધાશ્રમો, રાહત દવાખાનાં, સદાવ્રત, છાસ કેન્દરો, ચા સેન્ટર, શિષ્યવૃત્તિ, વિધવા સહાય, મેડિકલ સહાય, કપડાં‑ધાબળાં‑રાશન વિતરણ અને જ્ઞાતિભેદ વિના માત્ર એક રૂપિયામાં સ્મશાનમાં લાકડાં જેવી માનવસેવાની અનેક સેવાઓ સતત ચાલી રહી છે.</string>
   <style name="Theme.Swami" parent="Theme.MaterialComponents.DayNight.NoActionBar">
           
           <item name="colorPrimary">@color/bhagva</item>
@@ -23,7 +23,7 @@
           <item name="colorSecondaryVariant">@color/bhagva_dark</item>
           <item name="colorOnSecondary">@color/white</item>
           
-          <item name="android:statusBarColor">?attr/colorPrimaryVariant</item>
+          <item name="android:statusBarColor">@android:color/transparent</item>
           
           <item name="android:windowBackground">@color/background_light</item>
           
